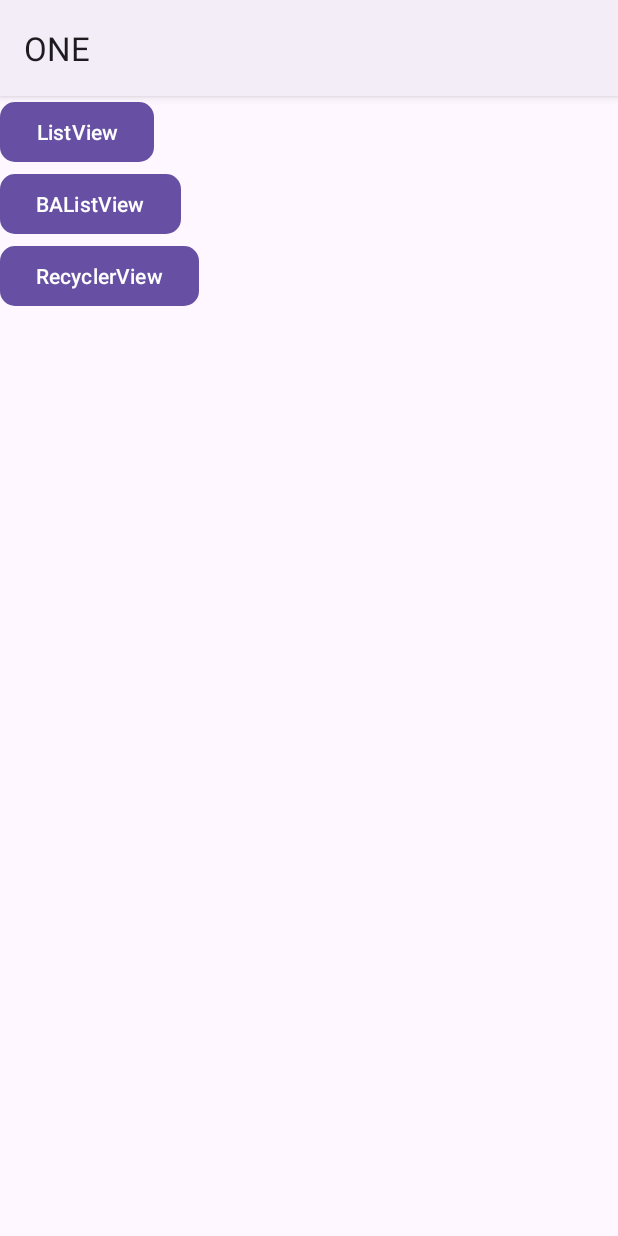
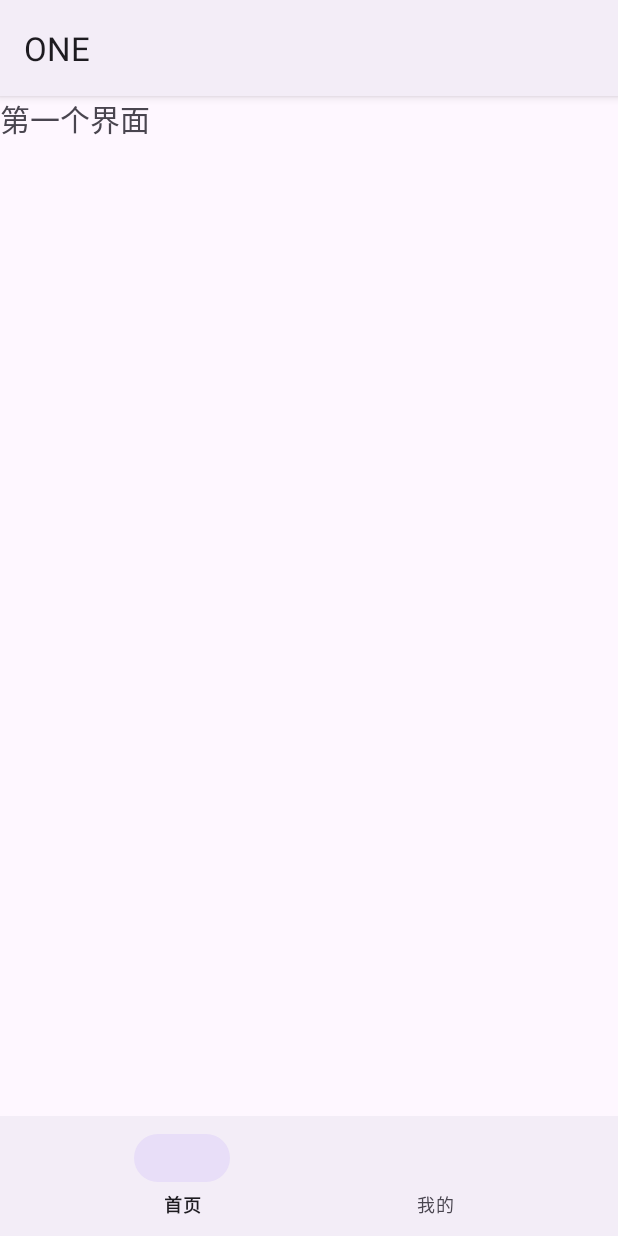
Before and after one commit to MPyun/ONE, an Android app: the screen it shows after launch (MainActivity), on a phone screen of 412 x 824 dp. Run offline under Robolectric (Android 15) with nearby library versions, the phone set to English and light mode, and no system bars.

Commit message:
新增底部导航栏选择fragment

```diff
--- /dev/null
+++ b/app/src/main/java/com/huacao/one/FirstFM.java
@@ -0,0 +1,16 @@
+package com.huacao.one;
+
+import android.os.Bundle;
+import android.view.LayoutInflater;
+import android.view.View;
+import android.view.ViewGroup;
+import androidx.fragment.app.Fragment;
+
+public class FirstFM extends Fragment {
+
+    @Override
+    public android.view.View onCreateView(LayoutInflater arg0, ViewGroup arg1, Bundle arg2) {
+       View view = arg0.inflate(R.layout.fifrag,arg1,false);
+        return view;
+    }
+}
--- a/app/src/main/java/com/huacao/one/Ladapter.java
+++ b/app/src/main/java/com/huacao/one/Ladapter.java
@@ -30,6 +30,7 @@ public class Ladapter extends RecyclerView.Adapter<Ladapter.ViewHolder> {
 		vH.content.setText(n1.getContent());
 		vH.title.setText(n1.getTitle());
 		vH.img1.setImageResource(n1.getImgid());
+        vH.img1.setRotation(30f);
 		//新建对象，设置数据(内部类成员变量)
 
 
--- a/app/src/main/java/com/huacao/one/MainActivity.java
+++ b/app/src/main/java/com/huacao/one/MainActivity.java
@@ -3,27 +3,98 @@ package com.huacao.one;
 import android.app.Activity;
 import android.content.Intent;
 import android.os.Bundle;
+import android.service.autofill.OnClickAction;
+import android.util.Log;
+import android.view.MenuItem;
 import android.view.View;
+import android.widget.TextView;
+import android.widget.Toast;
+
+import androidx.annotation.NonNull;
 import androidx.appcompat.app.AppCompatActivity;
+import androidx.fragment.app.Fragment;
+import androidx.fragment.app.FragmentManager;
+import androidx.fragment.app.FragmentTransaction;
 
-public class MainActivity extends AppCompatActivity {
+import com.google.android.material.bottomnavigation.BottomNavigationView;
+import com.google.android.material.button.MaterialButton;
+import com.google.android.material.navigation.NavigationBarMenuView;
+import com.google.android.material.navigation.NavigationBarView;
 
+public class MainActivity extends AppCompatActivity implements LeftFragment.Fr {
+    private MaterialButton testbt;
+    private FirstFM ff;
+    private SecFragment sf;
+    private TextView tv;
     @Override
     protected void onCreate(Bundle savedInstanceState) {
         super.onCreate(savedInstanceState);
-        setContentView(R.layout.activity_main);
+        setContentView(R.layout.test);
+        ff = new FirstFM();
+        sf = new SecFragment();
+        showFragment(ff);
+   /*     testbt = findViewById(R.id.changefragment);
+        tv = findViewById(R.id.tv);*/
+
+ BottomNavigationView bn = findViewById(R.id.navibt);
+ bn.setOnItemSelectedListener(new NavigationBarView.OnItemSelectedListener() {
+     @Override
+     public boolean onNavigationItemSelected(MenuItem item) {
+        int itemId = item.getItemId();
+        if (itemId == R.id.menu_item1) {
+            showFragment(ff);
+            return true;
+        } else if (itemId == R.id.menu_item2) {
+            showFragment(sf);
+            return true;
+        } else {
+            return false;
+}
 
      }
-	public void toListView(View v){
-		Intent intent = new Intent(this,MListView.class);
+ }); // 这里删掉多余的}，只保留正确的闭合
+    /*    testbt.setOnClickListener(
+                new View.OnClickListener() {
+                    @Override
+                    public void onClick(View arg0) {
+                       // showFragment();
+                    Log.d("Tag","显示碎片");
+                    }
+                });*/
+    }
+
+    public void toListView(View v) {
+        Intent intent = new Intent(this, MListView.class);
         startActivity(intent);
     }
-	public void toBAListView(View v){
-		Intent intent = new Intent(this,BAListView.class);
+
+    public void toBAListView(View v) {
+        Intent intent = new Intent(this, BAListView.class);
         startActivity(intent);
     }
-	public void toRecyclerView(View v){
-		Intent intent = new Intent(this,MRecyclerView.class);
+
+    public void toRecyclerView(View v) {
+        Intent intent = new Intent(this, MRecyclerView.class);
         startActivity(intent);
     }
+
+    public void showFragment(Fragment f) {
+        FragmentManager fm = getSupportFragmentManager();
+        // 碎片管理器实例化
+        FragmentTransaction transaction = fm.beginTransaction();
+        // 开启事务.操作工具
+        transaction.replace(R.id.cont,f);
+        // 一参容器，二参为碎片对象
+        transaction.commit();
+        // 提交执行事务
     }
+
+    @Override
+    public void sendData(String text) {
+        tv.setText(text);
+        LeftFragment fragment1 = (LeftFragment) getSupportFragmentManager().findFragmentById(R.id.contp);
+        fragment1.atof(text);
+    }
+
+
+}
--- /dev/null
+++ b/app/src/main/java/com/huacao/one/SecFragment.java
@@ -0,0 +1,16 @@
+package com.huacao.one;
+
+import android.os.Bundle;
+import android.view.LayoutInflater;
+import android.view.ViewGroup;
+import android.view.View;
+import androidx.fragment.app.Fragment;
+
+public class SecFragment extends Fragment {
+
+    @Override
+    public android.view.View onCreateView(LayoutInflater arg0, ViewGroup arg1, Bundle arg2) {
+        View view = arg0.inflate(R.layout.se_frag,arg1,false);
+        return view;
+    }
+}
--- a/app/src/main/res/layout/fragr.xml
+++ b/app/src/main/res/layout/fifrag.xml
@@ -9,6 +9,8 @@
 	<TextView
 		android:layout_width="wrap_content"
 		android:layout_height="wrap_content"
-		android:text="右碎片"/>
+		android:text="第一个界面"
+        android:textSize="20sp"
+        />
 
 </LinearLayout>
--- /dev/null
+++ b/app/src/main/res/layout/test.xml
@@ -0,0 +1,24 @@
+<?xml version="1.0" encoding="utf-8"?>
+<LinearLayout
+     xmlns:android="http://schemas.android.com/apk/res/android"
+     xmlns:app="http://schemas.android.com/apk/res-auto"
+     android:layout_height="match_parent"
+     android:layout_width="match_parent"
+     android:orientation="vertical">
+
+    <FrameLayout
+         android:layout_height="0dp"
+         android:layout_width="match_parent"
+         android:layout_weight="1"
+         android:id="@+id/cont">
+    </FrameLayout>
+
+    <com.google.android.material.bottomnavigation.BottomNavigationView
+         android:layout_height="wrap_content"
+             android:layout_width="match_parent"
+             app:menu="@menu/buttom_nov_menu"
+             android:id="@+id/navibt" />
+
+
+
+</LinearLayout>
--- /dev/null
+++ b/app/src/main/res/menu/buttom_nov_menu.xml
@@ -0,0 +1,16 @@
+<?xml version="1.0" encoding="utf-8"?>
+<menu xmlns:android="http://schemas.android.com/apk/res/android">
+
+    <item
+        android:id="@+id/menu_item1"
+        android:name="Menu Item"
+        android:icon="@drawable/navigation_empty_icon"
+        android:title="首页"
+         />
+    <item
+        android:id="@+id/menu_item2"
+        android:icon="@drawable/navigation_empty_icon"
+        android:name="Menu Item"
+        android:title="我的"
+         />
+</menu>
```
Also changed, not shown: app/src/main/java/com/huacao/one/LeftFragment.java (+50 -0 lines), app/src/main/res/layout/activity_main.xml (+32 -10 lines), app/src/main/res/layout/fragl.xml (+18 -3 lines), app/src/main/res/layout/se_frag.xml (added, +16 -0 lines), 2 other files. Lines whose indentation alone changed are shown as unchanged.
